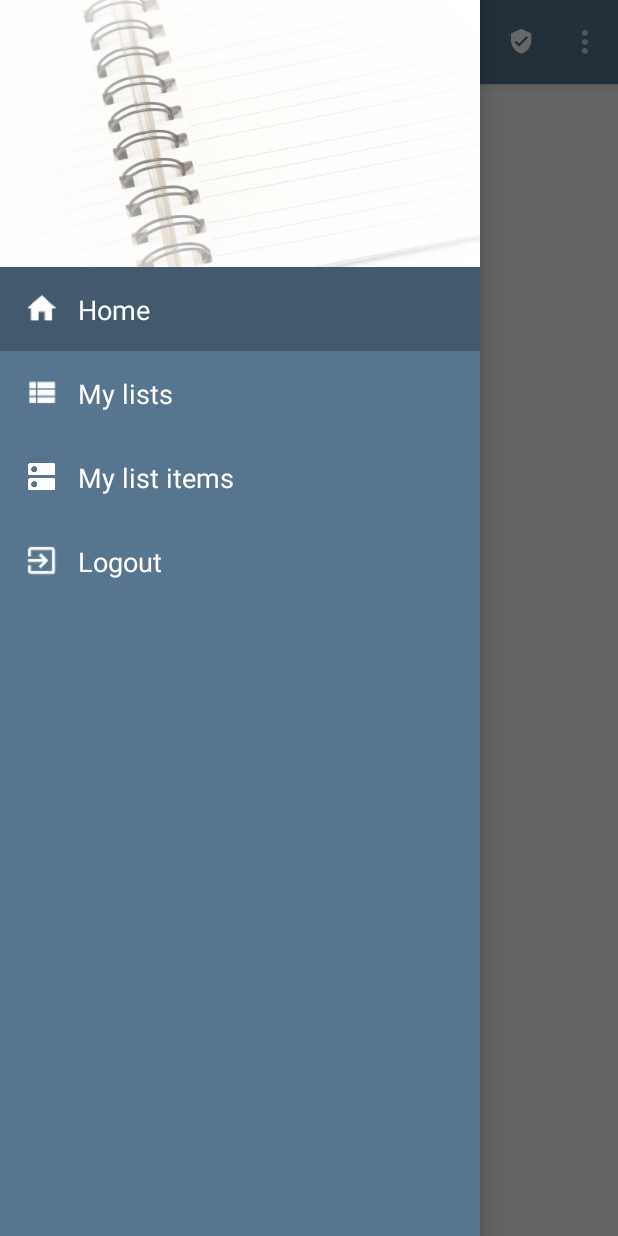
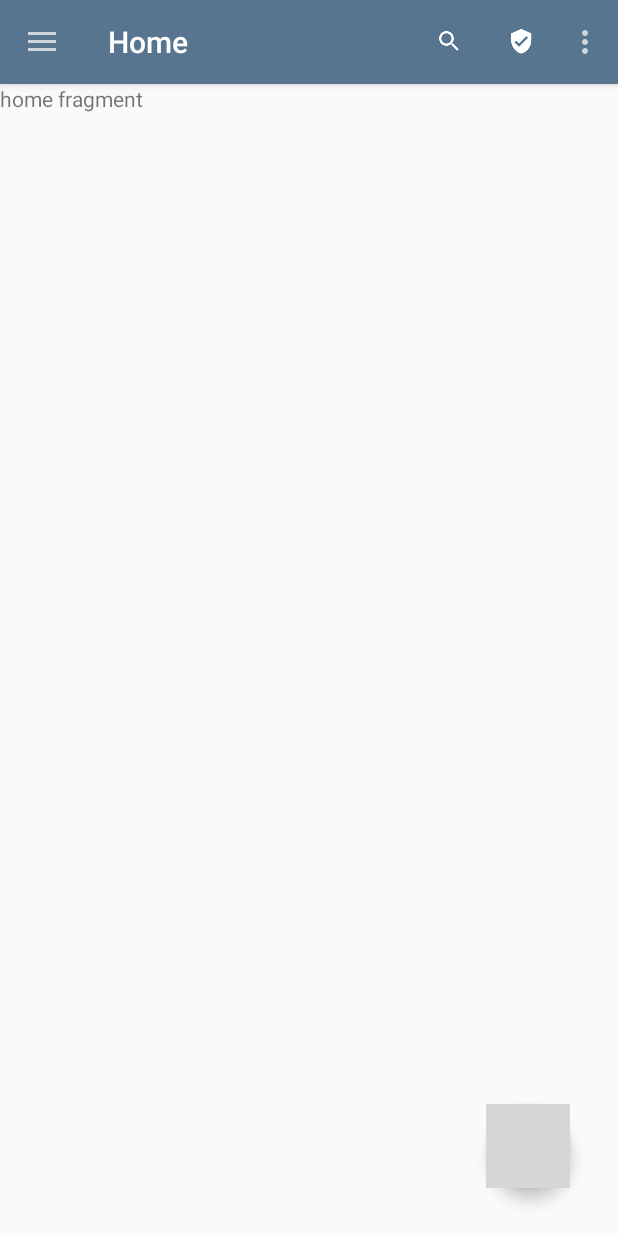
Before and after one commit to igortavares82/buylist.android, an Android app: the Home screen opened directly, with no data from a screen before it, after a tap on "Home", on a phone screen of 412 x 824 dp. Run offline under Robolectric (Android 15) with nearby library versions, the phone set to English and light mode, and no system bars; network calls fail; 1 other tap on this screen came first; grey boxes are pictures that could not be loaded.

Commit message:
Melhoria no navigation drawer e criação dos fragmentos de tela.

```diff
--- /dev/null
+++ b/src/main/java/br/com/buylist/fragments/HomeFragment.java
@@ -0,0 +1,33 @@
+package br.com.buylist.fragments;
+
+import android.os.Bundle;
+import android.support.v4.app.Fragment;
+import android.view.LayoutInflater;
+import android.view.View;
+import android.view.ViewGroup;
+
+import br.com.buylist.R;
+
+/**
+ * Created by Igor on 27/04/2016.
+ */
+public class HomeFragment extends Fragment {
+
+    public  HomeFragment(){}
+
+    @Override
+    public View onCreateView(LayoutInflater inflater, ViewGroup container, Bundle savedInstanceState) {
+
+        View view = null;
+
+        try {
+
+            view = inflater.inflate(R.layout.fg_home, container, false);
+
+        } catch (Exception e) {
+
+        }
+
+        return  view;
+    }
+}
--- a/src/main/java/br/com/buylist/models/ProfileHolder.java
+++ b/src/main/java/br/com/buylist/models/ProfileHolder.java
@@ -1,13 +1,19 @@
 package br.com.buylist.models;
 
+import android.app.Fragment;
 import android.graphics.Color;
+import android.support.v4.app.FragmentManager;
+import android.support.v4.widget.DrawerLayout;
 import android.support.v7.widget.RecyclerView;
+import android.view.Gravity;
 import android.view.View;
 import android.widget.ImageView;
 import android.widget.LinearLayout;
 import android.widget.TextView;
 
 import br.com.buylist.R;
+import br.com.buylist.fragments.HomeFragment;
+import br.com.buylist.fragments.MyListsFragment;
 import br.com.buylist.listeners.LogoutListener;
 
 /**
@@ -21,13 +27,17 @@ public class ProfileHolder extends RecyclerView.ViewHolder implements View.OnCli
     public TextView name;
     public TextView email;
     public int menuId;
+
     private int type_view;
-    private View.OnClickListener listener;
+    private FragmentManager fragmentManager;
+    private DrawerLayout drawerLayout;
 
-    public ProfileHolder(View itemView, int ViewType, int TYPE_ITEM) {
+    public ProfileHolder(View itemView, int ViewType, int TYPE_ITEM, FragmentManager fragmentManager, DrawerLayout drawerLayout) {
 
         super(itemView);
         this.type_view = TYPE_ITEM;
+        this.fragmentManager = fragmentManager;
+        this.drawerLayout = drawerLayout;
 
         if(ViewType == TYPE_ITEM) {
 
@@ -48,22 +58,6 @@ public class ProfileHolder extends RecyclerView.ViewHolder implements View.OnCli
         }
     }
 
-    private void bindListener () {
-
-        switch (menuId) {
-
-            case 1:
-            case 2:
-            case 3:
-
-                break;
-            case 4:
-
-                this.listener = new LogoutListener();
-                break;
-        }
-    }
-
     @Override
     public void onClick(View v) {
 
@@ -80,9 +74,38 @@ public class ProfileHolder extends RecyclerView.ViewHolder implements View.OnCli
 
         v.setBackgroundColor(v.getContext().getResources().getColor(R.color.ColorPrimaryDark));
 
-        this.bindListener();
+        switch (menuId) {
 
-        if (this.listener != null)
-            this.listener.onClick(v);
+            case 1:
+
+                this.fragmentManager
+                    .beginTransaction()
+                    .replace(R.id.content_frame, new HomeFragment())
+                    .commit();
+
+                break;
+
+            case 2:
+
+                this.fragmentManager
+                    .beginTransaction()
+                    .replace(R.id.content_frame, new MyListsFragment())
+                    .commit();
+
+                break;
+
+            case 3:
+
+                break;
+
+            case 4:
+
+                View.OnClickListener listener = new LogoutListener();
+                listener.onClick(v);
+
+                break;
+        }
+
+        this.drawerLayout.closeDrawer(Gravity.LEFT);
     }
 }
--- a/src/main/java/br/com/buylist/views/Home.java
+++ b/src/main/java/br/com/buylist/views/Home.java
@@ -1,5 +1,6 @@
 package br.com.buylist.views;
 
+import android.support.v4.app.FragmentManager;
 import android.support.v4.widget.DrawerLayout;
 import android.support.v7.app.ActionBarActivity;
 import android.os.Bundle;
@@ -12,16 +13,17 @@ import android.view.MenuItem;
 import android.view.View;
 
 import br.com.buylist.R;
+import br.com.buylist.fragments.HomeFragment;
 
 public class Home extends ActionBarActivity {
 
     private Toolbar toolbar;
     private String TITLES[] = { "Home", "My lists", "My list items", "Logout" };
     private int ICONS[] = {
-            R.drawable.ic_home_white,
-            R.drawable.ic_view_list_white,
-            R.drawable.ic_dns_white,
-            R.drawable.ic_exit_to_app_white
+        R.drawable.ic_home_white,
+        R.drawable.ic_view_list_white,
+        R.drawable.ic_dns_white,
+        R.drawable.ic_exit_to_app_white
     };
 
     RecyclerView recycleView;
@@ -42,14 +44,13 @@ public class Home extends ActionBarActivity {
         recycleView = (RecyclerView) findViewById(R.id.RecyclerView);
         recycleView.setHasFixedSize(true);
 
+        drawer = (DrawerLayout) findViewById(R.id.DrawerLayout);
+
         // Instancia o navigation drawer
-        adapter = new NvDrawerHeader(TITLES,ICONS, this.toolbar.getContext());
-
+        adapter = new NvDrawerHeader(TITLES,ICONS, this.toolbar.getContext(), this.getSupportFragmentManager(), drawer);
         recycleView.setAdapter(adapter);
         layoutManager = new LinearLayoutManager(this);
         recycleView.setLayoutManager(layoutManager);
-
-        drawer = (DrawerLayout) findViewById(R.id.DrawerLayout);
 
         drawerToggle = new ActionBarDrawerToggle(this, drawer, toolbar, R.string.openDrawer, R.string.closeDrawer) {
 
@@ -68,6 +69,11 @@ public class Home extends ActionBarActivity {
 
         drawer.setDrawerListener(drawerToggle);
         drawerToggle.syncState();
+
+        this.getSupportFragmentManager()
+            .beginTransaction()
+            .replace(R.id.content_frame, new HomeFragment())
+            .commit();
     }
 
     @Override
--- a/src/main/java/br/com/buylist/views/NvDrawerHeader.java
+++ b/src/main/java/br/com/buylist/views/NvDrawerHeader.java
@@ -1,7 +1,10 @@
 package br.com.buylist.views;
 
+import android.app.Fragment;
 import android.content.Context;
 import android.graphics.Color;
+import android.support.v4.app.FragmentManager;
+import android.support.v4.widget.DrawerLayout;
 import android.support.v7.widget.RecyclerView;
 import android.view.LayoutInflater;
 import android.view.View;
@@ -25,14 +28,18 @@ public class NvDrawerHeader extends RecyclerView.Adapter {
     private String titles[]; // String Array to store the passed titles Value from MainActivity.java
     private int icons[];       // Int Array to store the passed icons resource value from MainActivity.java
     private Context context;
+    private DrawerLayout drawerLayout;
 
-    NvDrawerHeader(String titles[], int Icons[], Context context) {
+    public NvDrawerHeader(String titles[], int Icons[], Context context, FragmentManager fragmentManager, DrawerLayout drawerLayout) {
 
         this.titles = titles;
         this.icons = Icons;
         this.context = context;
+        this.fragmentManager = fragmentManager;
+        this.drawerLayout = drawerLayout;
     }
 
+    private FragmentManager fragmentManager;
 
     @Override
     public RecyclerView.ViewHolder onCreateViewHolder(ViewGroup parent, int viewType) {
@@ -40,14 +47,14 @@ public class NvDrawerHeader extends RecyclerView.Adapter {
         if (viewType == TYPE_ITEM) {
 
             View v = LayoutInflater.from(parent.getContext()).inflate(R.layout.nv_drawer_row,parent,false); //Inflating the layout
-            ProfileHolder vhItem = new ProfileHolder(v, viewType, TYPE_ITEM);//new ViewHolder(v,viewType); //Creating ViewHolder and passing the object of type view
+            ProfileHolder vhItem = new ProfileHolder(v, viewType, TYPE_ITEM, this.fragmentManager, this.drawerLayout);//new ViewHolder(v,viewType); //Creating ViewHolder and passing the object of type view
 
             return vhItem; // Returning the created object
 
         } else if (viewType == TYPE_HEADER) {
 
             View v = LayoutInflater.from(parent.getContext()).inflate(R.layout.nv_drawer_header,parent,false); //Inflating the layout
-            ProfileHolder vhHeader = new ProfileHolder(v, viewType, TYPE_ITEM); //Creating ViewHolder and passing the object of type view
+            ProfileHolder vhHeader = new ProfileHolder(v, viewType, TYPE_ITEM, this.fragmentManager, this.drawerLayout); //Creating ViewHolder and passing the object of type view
 
             return vhHeader; //returning the object created
         }
@@ -79,6 +86,7 @@ public class NvDrawerHeader extends RecyclerView.Adapter {
         }
     }
 
+
     @Override
     public int getItemCount() {
         return titles.length + 1;
--- /dev/null
+++ b/src/main/res/layout/fg_home.xml
@@ -0,0 +1,23 @@
+<?xml version="1.0" encoding="utf-8"?>
+<android.support.design.widget.CoordinatorLayout
+    xmlns:android="http://schemas.android.com/apk/res/android"
+    xmlns:app="http://schemas.android.com/apk/res-auto"
+    android:layout_width="match_parent"
+    android:layout_height="match_parent">
+
+    <TextView
+        android:layout_width="match_parent"
+        android:layout_height="match_parent"
+        android:text="home fragment" />
+
+    <android.support.design.widget.FloatingActionButton
+        android:id="@+id/create_list"
+        android:layout_width="wrap_content"
+        android:layout_height="wrap_content"
+        android:layout_margin="32dp"
+        android:clickable="false"
+        android:layout_gravity="bottom|end"
+        android:src="@drawable/ic_add_white"
+        app:backgroundTint="@color/ColorPrimaryDark"/>
+
+</android.support.design.widget.CoordinatorLayout>
--- a/src/main/res/layout/home.xml
+++ b/src/main/res/layout/home.xml
@@ -1,7 +1,6 @@
 <?xml version="1.0" encoding="utf-8"?>
 
 <android.support.v4.widget.DrawerLayout
-
     xmlns:android="http://schemas.android.com/apk/res/android"
     android:id="@+id/DrawerLayout"
     android:layout_width="match_parent"
@@ -19,10 +18,10 @@
             layout="@layout/tool_bar">
         </include>
 
-        <TextView
-            android:layout_width="wrap_content"
-            android:layout_height="wrap_content"
-            android:text="Hello World" />
+        <FrameLayout
+            android:id="@+id/content_frame"
+            android:layout_width="match_parent"
+            android:layout_height="match_parent" />
 
     </LinearLayout>
 
@@ -37,5 +36,4 @@
 
     </android.support.v7.widget.RecyclerView>
 
-
 </android.support.v4.widget.DrawerLayout>
--- a/src/main/res/layout/login.xml
+++ b/src/main/res/layout/login.xml
@@ -3,6 +3,7 @@
     android:orientation="vertical"
     android:layout_width="match_parent"
     android:layout_height="match_parent"
+    android:background="@color/ColorPrimary"
     android:padding="10dp">
 
 
@@ -16,6 +17,7 @@
             android:layout_width="match_parent"
             android:layout_height="wrap_content"
             android:text="Buy List"
+            android:textColor="#ffffff"
             android:textSize="60dp"
             android:textAlignment="center"/>
 
@@ -32,6 +34,7 @@
             android:layout_height="wrap_content"
             android:inputType="text"
             android:id="@+id/txtUser"
+            android:textColor="#ffffff"
             android:hint="type your username"
             android:text="igor"/>
 
@@ -48,6 +51,7 @@
             android:layout_height="wrap_content"
             android:inputType="textPassword"
             android:id="@+id/txtPassword"
+            android:textColor="#ffffff"
             android:hint="type your password"
             android:text="1982"/>
 
@@ -63,6 +67,8 @@
             android:text="Login"
             android:id="@+id/btnLogin"
             android:layout_gravity="center_horizontal"
+            android:background="@color/ColorPrimaryDark"
+            android:textColor="#ffffff"
             android:layout_marginTop="20dp" />
 
     </LinearLayout>
```
Also changed, not shown: build.gradle (+5 -4 lines), src/main/java/br/com/buylist/fragments/MyListsFragment.java (added, +33 -0 lines), src/main/res/layout/fg_my_lists.xml (added, +11 -0 lines), src/main/res/drawable-xxhdpi/bd_login.jpg (added), 1 other file.
